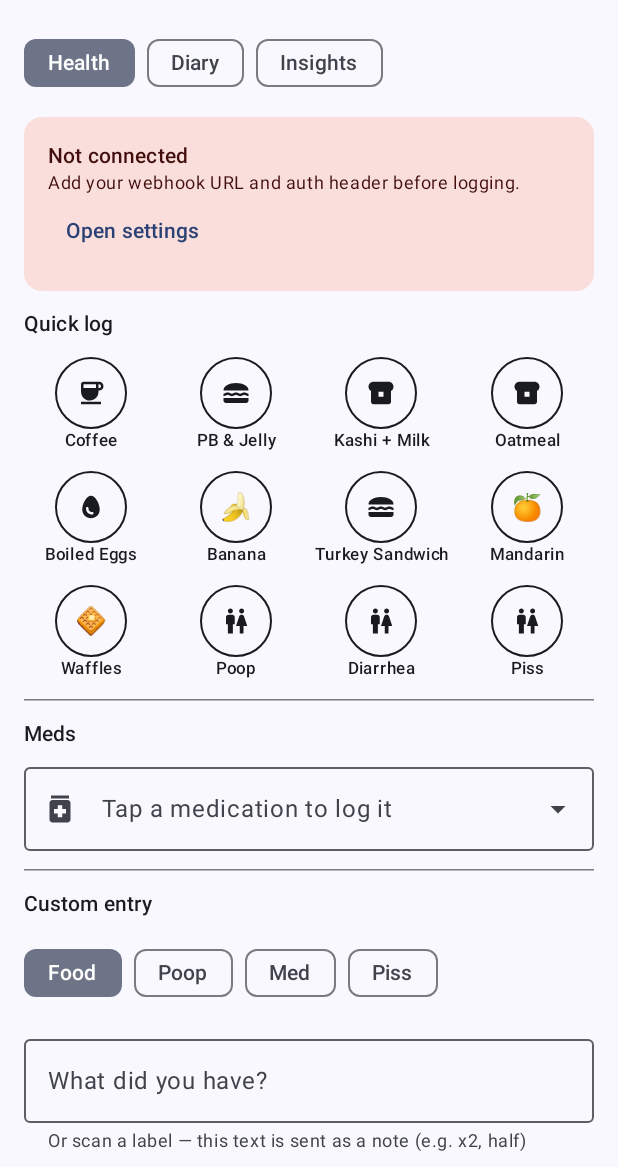
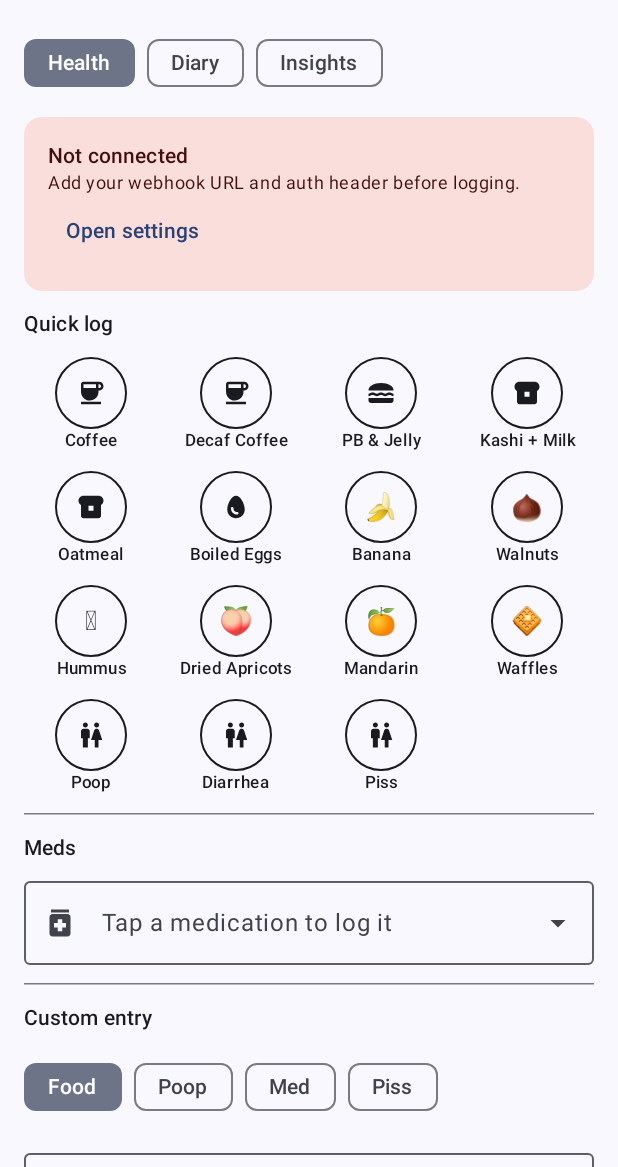
Before and after one commit to jatoui/HealthLogger, an Android app built with Jetpack Compose: the screen it shows after launch (MainActivity), on a phone screen of 412 x 824 dp, the part 69-1236 px from its top. Run offline under Robolectric (Android 15) with nearby library versions, the phone set to English and light mode, and no system bars.

Commit message:
changing log days and quick entries

```diff
--- a/app/src/main/java/com/jadatoui/healthlogger/LogViewModel.kt
+++ b/app/src/main/java/com/jadatoui/healthlogger/LogViewModel.kt
@@ -45,8 +45,11 @@ data class PendingRetry(
 
 enum class LogMode { HEALTH, DIARY, INSIGHTS }
 
-/** How many local days of diary sends the Diary tab keeps; the health feed still resets daily. */
+/** How many local days of diary sends the Diary tab keeps. */
 const val DIARY_RETAIN_DAYS = 7L
+
+/** How many local days of health sends the Health tab keeps. */
+const val HEALTH_RETAIN_DAYS = 2L
 
 /** Result of the last AI insights request, shown on the Insights tab. */
 data class InsightsState(
@@ -70,7 +73,7 @@ data class UiState(
 class LogViewModel(app: Application) : AndroidViewModel(app) {
 
     private val store = SettingsStore(app)
-    private val feedStore = FeedStore(app)
+    private val feedStore = FeedStore(app, retainDays = HEALTH_RETAIN_DAYS)
     private val diaryFeedStore = FeedStore(app, key = "diary_entries_json", retainDays = DIARY_RETAIN_DAYS)
     private val insightsStore = InsightsStore(app)
     private val client = HealthLogClient()
--- a/app/src/main/java/com/jadatoui/healthlogger/ui/LogScreen.kt
+++ b/app/src/main/java/com/jadatoui/healthlogger/ui/LogScreen.kt
@@ -88,6 +88,7 @@ import androidx.compose.ui.unit.dp
 import androidx.compose.ui.unit.sp
 import com.jadatoui.healthlogger.DIARY_RETAIN_DAYS
 import com.jadatoui.healthlogger.FeedEntry
+import com.jadatoui.healthlogger.HEALTH_RETAIN_DAYS
 import com.jadatoui.healthlogger.LogMode
 import com.jadatoui.healthlogger.UiState
 import com.jadatoui.healthlogger.net.EntryColor
@@ -211,6 +212,9 @@ fun LogScreen(
                         QuickActionSpec("Coffee", Icons.Default.Coffee) {
                             onLog(EntryType.FOOD, "coffee", EntryColor.NONE)
                         },
+                        QuickActionSpec("Decaf Coffee", Icons.Default.Coffee) {
+                            onLog(EntryType.FOOD, "decaf coffee", EntryColor.NONE)
+                        },
                         QuickActionSpec("PB & Jelly", Icons.Default.LunchDining) {
                             onLog(EntryType.FOOD, "pb jelly", EntryColor.NONE)
                         },
@@ -226,8 +230,14 @@ fun LogScreen(
                         QuickActionSpec("Banana", emoji = "🍌") {
                             onLog(EntryType.FOOD, "banana", EntryColor.NONE)
                         },
-                        QuickActionSpec("Turkey Sandwich", Icons.Default.LunchDining) {
-                            onLog(EntryType.FOOD, "turkey sandwich", EntryColor.NONE)
+                        QuickActionSpec("Walnuts", emoji = "🌰") {
+                            onLog(EntryType.FOOD, "walnuts", EntryColor.NONE)
+                        },
+                        QuickActionSpec("Hummus", emoji = "🫘") {
+                            onLog(EntryType.FOOD, "hummus", EntryColor.NONE)
+                        },
+                        QuickActionSpec("Dried Apricots", emoji = "🍑") {
+                            onLog(EntryType.FOOD, "dried apricots", EntryColor.NONE)
                         },
                         QuickActionSpec("Mandarin", emoji = "🍊") {
                             onLog(EntryType.FOOD, "mandarin", EntryColor.NONE)
@@ -461,7 +471,7 @@ fun LogScreen(
                     if (state.mode == LogMode.DIARY) {
                         "Last $DIARY_RETAIN_DAYS days (${feed.size})"
                     } else {
-                        "Today's log (${feed.size})"
+                        "Last $HEALTH_RETAIN_DAYS days (${feed.size})"
                     },
                     style = MaterialTheme.typography.labelMedium,
                     color = MaterialTheme.colorScheme.onSurfaceVariant,
```
